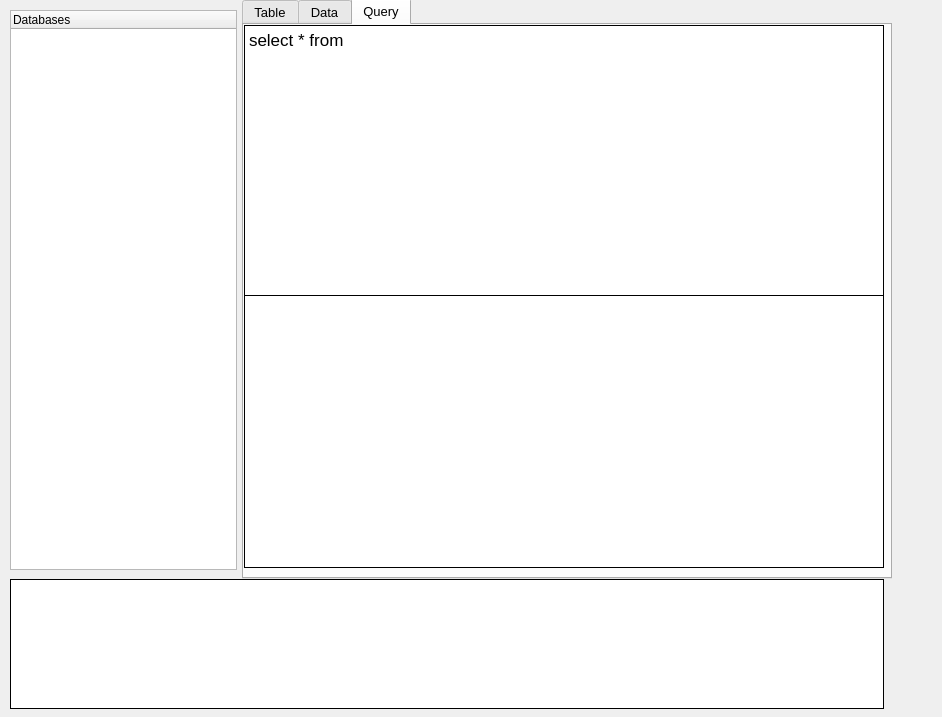
fer-moreira/MYQT, file Lib/UI/LAYOUT/MainWindow.ui: the form before one commit.
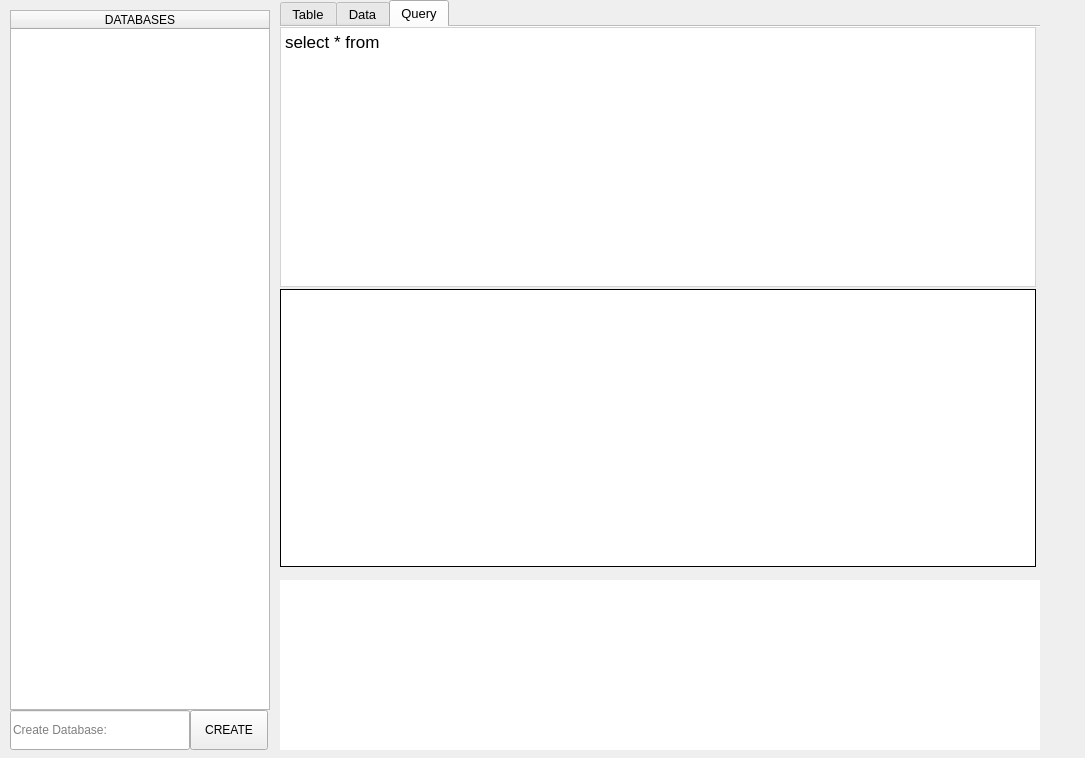
The form after the commit. The open tabs and pages were chosen to show the change.

The edit to the form file:
```diff
--- a/Lib/UI/LAYOUT/MainWindow.ui
+++ b/Lib/UI/LAYOUT/MainWindow.ui
@@ -9,8 +9,8 @@
    <rect>
     <x>0</x>
     <y>0</y>
-    <width>942</width>
-    <height>717</height>
+    <width>1085</width>
+    <height>758</height>
    </rect>
   </property>
   <property name="windowTitle">
@@ -19,9 +19,6 @@
   <property name="autoFillBackground">
    <bool>false</bool>
   </property>
-  <property name="styleSheet">
-   <string notr="true"/>
-  </property>
   <property name="windowFilePath">
    <string/>
   </property>
@@ -50,10 +47,10 @@
    <widget class="QTabWidget" name="tabWidget">
     <property name="geometry">
      <rect>
-      <x>242</x>
-      <y>-2</y>
-      <width>650</width>
-      <height>581</height>
+      <x>280</x>
+      <y>0</y>
+      <width>760</width>
+      <height>570</height>
      </rect>
     </property>
     <property name="font">
@@ -82,7 +79,7 @@
      <enum>Qt::ElideNone</enum>
     </property>
     <property name="documentMode">
-     <bool>false</bool>
+     <bool>true</bool>
     </property>
     <property name="tabsClosable">
      <bool>false</bool>
@@ -233,9 +230,9 @@
       <property name="geometry">
        <rect>
         <x>0</x>
-        <y>270</y>
-        <width>640</width>
-        <height>273</height>
+        <y>262</y>
+        <width>756</width>
+        <height>278</height>
        </rect>
       </property>
       <property name="toolTip">
@@ -292,8 +289,8 @@
        <rect>
         <x>0</x>
         <y>0</y>
-        <width>640</width>
-        <height>271</height>
+        <width>756</width>
+        <height>260</height>
        </rect>
       </property>
       <property name="font">
@@ -312,6 +309,9 @@
       <property name="autoFillBackground">
        <bool>false</bool>
       </property>
+      <property name="styleSheet">
+       <string notr="true">border: 1 solid lightgray;</string>
+      </property>
       <property name="inputMethodHints">
        <set>Qt::ImhDate|Qt::ImhDialableCharactersOnly|Qt::ImhDigitsOnly|Qt::ImhEmailCharactersOnly|Qt::ImhExclusiveInputMask|Qt::ImhFormattedNumbersOnly|Qt::ImhHiddenText|Qt::ImhLatinOnly|Qt::ImhLowercaseOnly|Qt::ImhMultiLine|Qt::ImhNoAutoUppercase|Qt::ImhNoEditMenu|Qt::ImhNoPredictiveText|Qt::ImhNoTextHandles|Qt::ImhPreferLatin|Qt::ImhPreferLowercase|Qt::ImhPreferNumbers|Qt::ImhPreferUppercase|Qt::ImhSensitiveData|Qt::ImhTime|Qt::ImhUppercaseOnly|Qt::ImhUrlCharactersOnly</set>
       </property>
@@ -336,10 +336,10 @@
    <widget class="QPlainTextEdit" name="console_out">
     <property name="geometry">
      <rect>
-      <x>10</x>
-      <y>579</y>
-      <width>874</width>
-      <height>130</height>
+      <x>280</x>
+      <y>580</y>
+      <width>760</width>
+      <height>170</height>
      </rect>
     </property>
     <property name="font">
@@ -357,7 +357,7 @@
      <string>&lt;html&gt;&lt;head/&gt;&lt;body&gt;&lt;p&gt;&lt;span style=&quot; font-weight:600;&quot;&gt;CONSOLE&lt;/span&gt;&lt;/p&gt;&lt;/body&gt;&lt;/html&gt;</string>
     </property>
     <property name="frameShape">
-     <enum>QFrame::Box</enum>
+     <enum>QFrame::NoFrame</enum>
     </property>
     <property name="frameShadow">
      <enum>QFrame::Plain</enum>
@@ -368,6 +368,9 @@
     <property name="midLineWidth">
      <number>0</number>
     </property>
+    <property name="horizontalScrollBarPolicy">
+     <enum>Qt::ScrollBarAsNeeded</enum>
+    </property>
     <property name="sizeAdjustPolicy">
      <enum>QAbstractScrollArea::AdjustToContents</enum>
     </property>
@@ -395,8 +398,8 @@
      <rect>
       <x>10</x>
       <y>10</y>
-      <width>227</width>
-      <height>560</height>
+      <width>260</width>
+      <height>700</height>
      </rect>
     </property>
     <property name="toolTip">
@@ -416,10 +419,39 @@
     </property>
     <column>
      <property name="text">
-      <string>Databases</string>
+      <string>DATABASES</string>
+     </property>
+     <property name="textAlignment">
+      <set>AlignCenter</set>
      </property>
     </column>
    </widget>
+   <widget class="QPushButton" name="createdb_btn">
+    <property name="geometry">
+     <rect>
+      <x>190</x>
+      <y>710</y>
+      <width>78</width>
+      <height>40</height>
+     </rect>
+    </property>
+    <property name="text">
+     <string>CREATE</string>
+    </property>
+   </widget>
+   <widget class="QLineEdit" name="createdb_in">
+    <property name="geometry">
+     <rect>
+      <x>10</x>
+      <y>710</y>
+      <width>180</width>
+      <height>40</height>
+     </rect>
+    </property>
+    <property name="placeholderText">
+     <string>Create Database:</string>
+    </property>
+   </widget>
   </widget>
   <action name="actionImport_Query">
    <property name="text">
```
Left out of the diff: 10 changed lines with no effect on the pictures.
